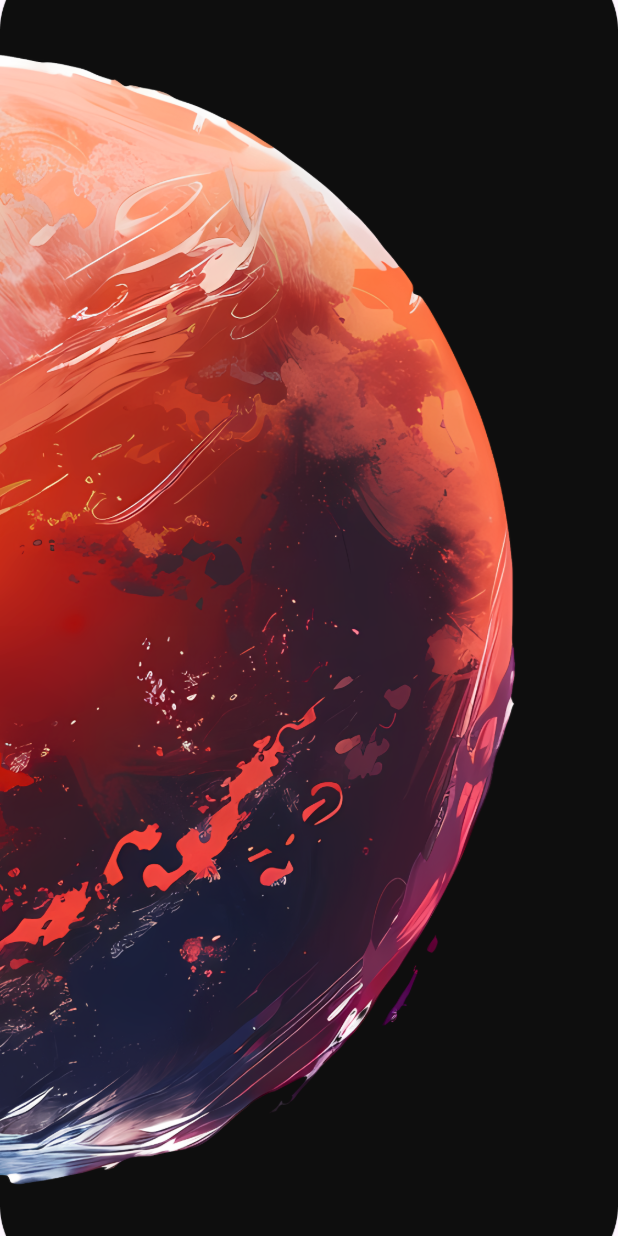
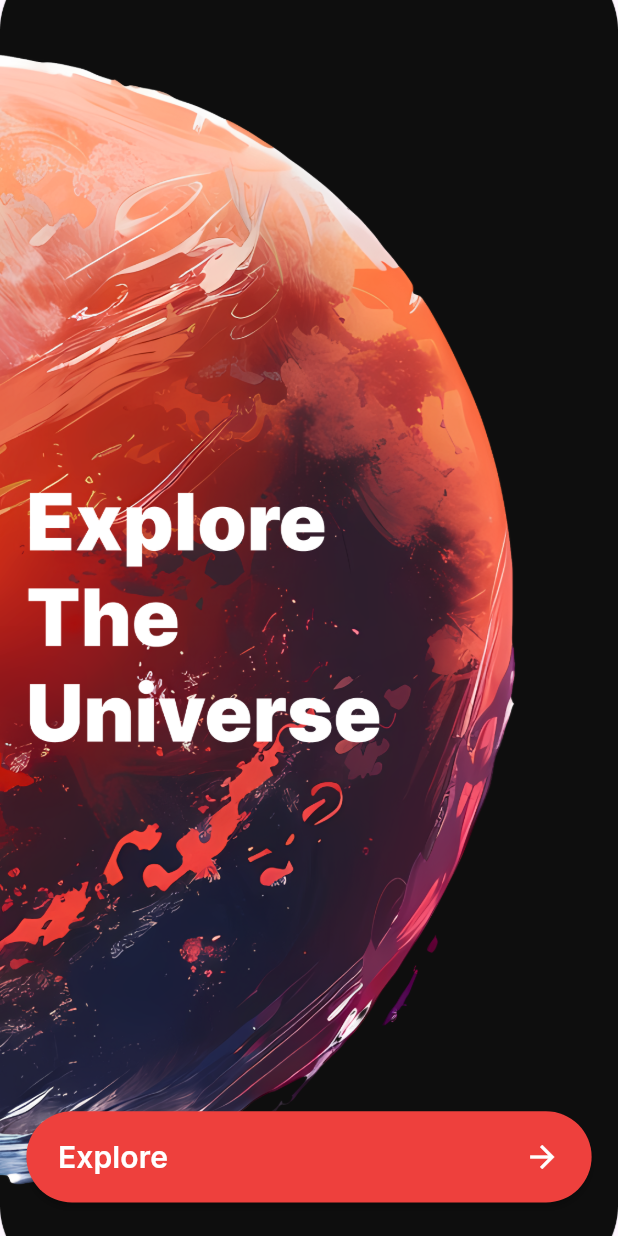
Before and after one commit to Yusuf-Harby/space, a Flutter app: the LoginScreen screen opened by its route, on a phone screen of 412 x 824 dp. Run offline on Flutter 3.47's test engine with Material 3 defaults, Android fonts, the phone set to English and light mode, and no system bars; our stand-ins replace google_fonts.

Commit message:
feat(login-screen): finished

```diff
--- /dev/null
+++ b/lib/app_colors.dart
@@ -0,0 +1,5 @@
+import 'dart:ui';
+abstract class AppColors {
+  static const Color primaryColor = Color(0xFFEE403D);
+  static const Color whiteColor = Color(0xFFFFFFFF);
+}
--- /dev/null
+++ b/lib/custom_matrial_button.dart
@@ -0,0 +1,49 @@
+import 'package:flutter/material.dart';
+import 'package:google_fonts/google_fonts.dart';
+import 'package:space/app_colors.dart';
+
+class CustomMatrialButton extends StatelessWidget {
+  const CustomMatrialButton({
+    super.key,
+    required this.text,
+    required this.onPressed,
+  });
+  final String text;
+  final void Function() onPressed;
+
+  @override
+  Widget build(BuildContext context) {
+    final size = MediaQuery.of(context).size;
+    return Positioned(
+      bottom: 22 / 812 * size.height,
+      left: 16 / 375 * size.width,
+      right: 16 / 375 * size.width,
+      child: MaterialButton(
+        onPressed: onPressed,
+        color: AppColors.primaryColor,
+        minWidth: size.width * 342 / 375,
+        height: 60 / 812 * size.height,
+        shape: RoundedRectangleBorder(
+          borderRadius: BorderRadius.circular(30 / 812 * size.height),
+        ),
+        child: Padding(
+          padding: const EdgeInsets.all(5.0),
+          child: Row(
+            mainAxisAlignment: MainAxisAlignment.spaceBetween,
+            children: [
+              Text(
+                text,
+                style: GoogleFonts.inter(
+                  color: AppColors.whiteColor,
+                  fontSize: 20,
+                  fontWeight: FontWeight.w600,
+                ),
+              ),
+              Icon(Icons.arrow_forward, color: AppColors.whiteColor),
+            ],
+          ),
+        ),
+      ),
+    );
+  }
+}
--- a/lib/login_screen.dart
+++ b/lib/login_screen.dart
@@ -1,4 +1,5 @@
 import 'package:flutter/material.dart';
+import 'package:space/custom_matrial_button.dart';
 
 class LoginScreen extends StatelessWidget {
   const LoginScreen({super.key});
@@ -6,13 +7,21 @@ class LoginScreen extends StatelessWidget {
   @override
   Widget build(BuildContext context) {
     return Scaffold(
-      body: Container(
-        decoration: BoxDecoration(
-          image: DecorationImage(
-            image: AssetImage('assets/images/backgrounds/Login.png'),
+      body: Stack(
+        children: [
+          Image.asset(
+            'assets/images/backgrounds/Login.png',
+            width: double.infinity,
+            height: double.infinity,
             fit: BoxFit.cover,
           ),
-        ),
+          CustomMatrialButton(
+            text: 'Explore',
+            onPressed: () {
+              Navigator.of(context).pushReplacementNamed('Home Screen');
+            },
+          ),
+        ],
       ),
     );
   }
--- a/lib/main.dart
+++ b/lib/main.dart
@@ -14,7 +14,7 @@ class SpaceApp extends StatelessWidget {
   Widget build(BuildContext context) {
     return MaterialApp(
       debugShowCheckedModeBanner: false,
-      initialRoute: HomeScreen.pageRoute,
+      initialRoute: LoginScreen.pageRoute,
       routes: {
         LoginScreen.pageRoute : (_) => LoginScreen(),
         PlanetDetailsScreen.pageRoute : (_) => PlanetDetailsScreen(),
```
Also changed, not shown: assets/images/backgrounds/Login.png.
